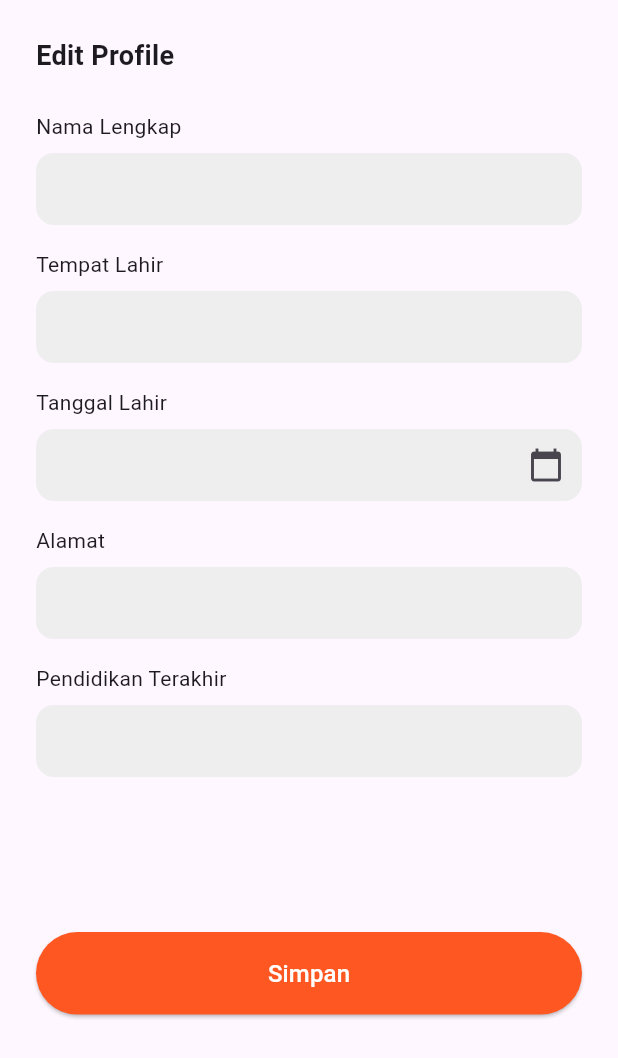
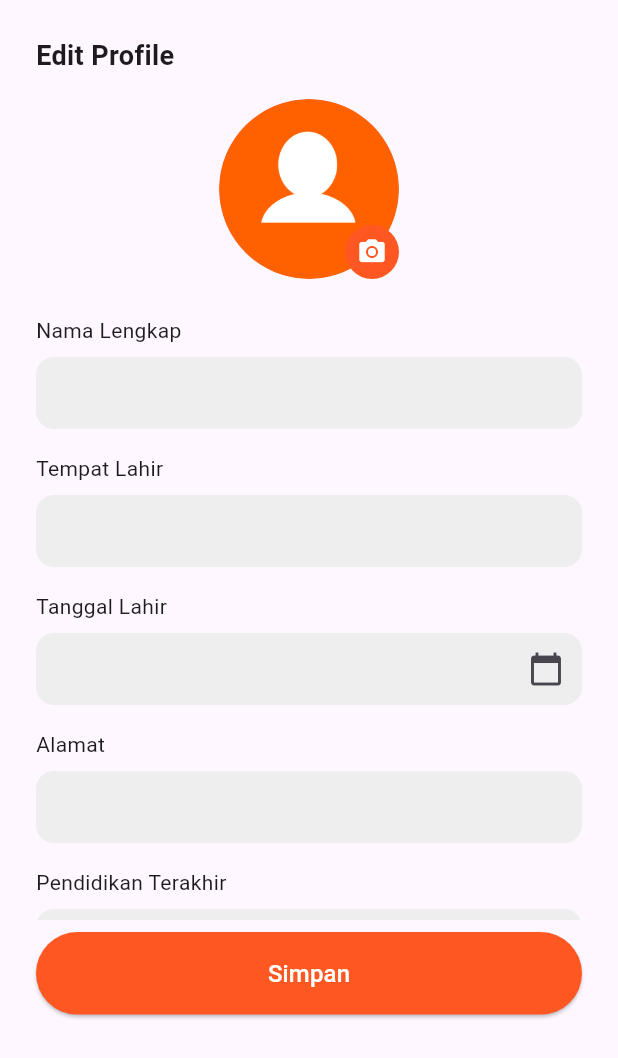
Before and after one commit to Ridhsuki/final-project-cari-magang, a Flutter app: the EditProfileSheet widget shown alone on an empty page, opened directly with empty values, on a phone screen of 412 x 824 dp. Shown: the top 1058 px of the screen. Run offline on Flutter 3.47's test engine with Material 3 defaults, Android fonts, the phone set to English and light mode, and no system bars; our stand-ins replace bloc, dio, either_dart, equatable, flutter_bloc, hive_flutter and 1 more; accounts and stored records are empty; network calls fail.

Commit message:
fix update profile picture

```diff
--- a/cari_magang_fe/lib/app/cubit/profile_cubit/profile_cubit.dart
+++ b/cari_magang_fe/lib/app/cubit/profile_cubit/profile_cubit.dart
@@ -1,3 +1,5 @@
+import 'dart:io';
+
 import 'package:bloc/bloc.dart';
 import 'package:cari_magang_fe/app/cubit/profile_cubit/profile_state.dart';
 import 'package:cari_magang_fe/data/datasource/services/profile_service.dart';
@@ -24,6 +26,7 @@ class ProfileCubit extends Cubit<ProfileState> {
     required String dateOfBirth,
     required String address,
     required String education,
+    File? profilePicture
   }) async {
     emit(state.copyWith(isLoading: true));
 
@@ -33,6 +36,7 @@ class ProfileCubit extends Cubit<ProfileState> {
       dateOfBirth: dateOfBirth,
       address: address,
       education: education,
+      profilePicture: profilePicture
     );
 
     if (updateResult.isLeft) {
--- a/cari_magang_fe/lib/app/presentation/main/home_screen.dart
+++ b/cari_magang_fe/lib/app/presentation/main/home_screen.dart
@@ -25,7 +25,7 @@ class _HomeScreenState extends State<HomeScreen> {
               const Center(
                 child: Text(
                   'ALDO FERNAN',
-                  style: TextStyle(fontWeight: FontWeight.bold, fontSize: 20),
+                  style: TextStyle(fontWeight: FontWeight.bold, fontSize: 32, fontFamily: 'Urbanist'),
                 ),
               ),
               SizedBox(height: 16),
--- a/cari_magang_fe/lib/app/presentation/main/profile_screen.dart
+++ b/cari_magang_fe/lib/app/presentation/main/profile_screen.dart
@@ -1,8 +1,11 @@
+import 'dart:io';
+
 import 'package:cari_magang_fe/app/cubit/profile_cubit/profile_cubit.dart';
 import 'package:cari_magang_fe/app/cubit/profile_cubit/profile_state.dart';
 import 'package:cari_magang_fe/data/models/profile_model/profile_model.dart';
 import 'package:flutter/material.dart';
 import 'package:flutter_bloc/flutter_bloc.dart';
+import 'package:image_picker/image_picker.dart';
 
 class ProfileScreen extends StatelessWidget {
   const ProfileScreen({super.key});
@@ -22,6 +25,7 @@ class _Content extends StatefulWidget {
 
 class _ContentState extends State<_Content> {
   bool _isDataLoadedToController = false;
+  File? _profileImageToUpdate;
 
   final nameEditController = TextEditingController();
   final placeOfBirthEditController = TextEditingController();
@@ -46,20 +50,26 @@ class _ContentState extends State<_Content> {
       backgroundColor: Colors.white,
       body: BlocListener<ProfileCubit, ProfileState>(
         listener: (context, state) {
+          print("State setelah listener: ${state}");
           if (!state.isLoading) {
             if (state.error.isNotEmpty) {
               showCustomSnackBar(context, state.error, false);
             } else if (state.updateSuccess && state.message.isNotEmpty) {
               showCustomSnackBar(context, state.message, state.updateSuccess);
+              setState(() {
+                _profileImageToUpdate = null;
+              });
             }
           }
         },
-
         child: BlocBuilder<ProfileCubit, ProfileState>(
           builder: (context, state) {
             if (state.isLoading) {
-              return Center(
-                child: CircularProgressIndicator(color: Colors.deepOrange),
+              return Material(
+                type: MaterialType.transparency,
+                child: Center(
+                  child: CircularProgressIndicator(color: Colors.deepOrange),
+                ),
               );
             }
 
@@ -92,9 +102,7 @@ class _ContentState extends State<_Content> {
                         fontWeight: FontWeight.bold,
                       ),
                     ),
-                    const SizedBox(height: 24),
-
-                    // Profile Image
+                    SizedBox(height: 24),
                     CircleAvatar(
                       radius: 60,
                       backgroundImage: NetworkImage(
@@ -285,13 +293,20 @@ class _ContentState extends State<_Content> {
             dateOfBirthController: dateOfBirthEditController,
             addressController: addressEditController,
             educationController: educationEditController,
+            onImageChanged: (File? image) {
+              setState(() {
+                _profileImageToUpdate = image;
+              });
+            },
             onSave: () {
+              print("Gambar yang akan diupdate: $_profileImageToUpdate");
               context.read<ProfileCubit>().updateUser(
                 name: nameEditController.text,
                 placeOfBirth: placeOfBirthEditController.text,
                 dateOfBirth: dateOfBirthEditController.text,
                 address: addressEditController.text,
                 education: educationEditController.text,
+                profilePicture: _profileImageToUpdate,
               );
             },
           ),
@@ -308,6 +323,7 @@ class EditProfileSheet extends StatefulWidget {
   final TextEditingController addressController;
   final TextEditingController educationController;
   final VoidCallback onSave;
+  final Function(File?) onImageChanged;
 
   const EditProfileSheet({
     super.key,
@@ -317,6 +333,7 @@ class EditProfileSheet extends StatefulWidget {
     required this.addressController,
     required this.educationController,
     required this.onSave,
+    required this.onImageChanged,
   });
 
   @override
@@ -324,6 +341,27 @@ class EditProfileSheet extends StatefulWidget {
 }
 
 class _EditProfileSheetState extends State<EditProfileSheet> {
+  File? _pickedImage;
+  final ImagePicker _picker = ImagePicker();
+
+  @override
+  void initState() {
+    super.initState();
+    _pickedImage = null;
+  }
+
+  Future<void> _pickImage(ImageSource source) async {
+    final XFile? pickedFile = await _picker.pickImage(source: source);
+
+    if (pickedFile != null) {
+      setState(() {
+        _pickedImage = File(pickedFile.path);
+      });
+      print("Gambar dipilih di EditProfileSheet: $_pickedImage");
+      widget.onImageChanged(_pickedImage);
+    }
+  }
+
   @override
   Widget build(BuildContext context) {
     return Padding(
@@ -348,18 +386,69 @@ class _EditProfileSheetState extends State<EditProfileSheet> {
                       ),
                     ),
                     const SizedBox(height: 16),
+                    Center(
+                      child: Stack(
+                        children: [
+                          CircleAvatar(
+                            radius: 60,
+                            backgroundImage:
+                                _pickedImage != null
+                                    ? FileImage(_pickedImage!) as ImageProvider
+                                    : (context
+                                                .read<ProfileCubit>()
+                                                .state
+                                                .profile
+                                                .data
+                                                ?.profilePicture !=
+                                            null
+                                        ? NetworkImage(
+                                              context
+                                                  .read<ProfileCubit>()
+                                                  .state
+                                                  .profile
+                                                  .data!
+                                                  .profilePicture!,
+                                            )
+                                            as ImageProvider
+                                        : const AssetImage(
+                                          'assets/images/default.png',
+                                        )),
+                          ),
+                          Positioned(
+                            bottom: 0,
+                            right: 0,
+                            child: InkWell(
+                              onTap: () {
+                                _showImagePickerDialog(context);
+                              },
+                              child: Container(
+                                padding: const EdgeInsets.all(8.0),
+                                decoration: BoxDecoration(
+                                  color: Colors.deepOrange,
+                                  borderRadius: BorderRadius.circular(20),
+                                ),
+                                child: const Icon(
+                                  Icons.camera_alt,
+                                  color: Colors.white,
+                                  size: 20,
+                                ),
+                              ),
+                            ),
+                          ),
+                        ],
+                      ),
+                    ),
+                    SizedBox(height: 16),
                     _buildEditableField('Nama Lengkap', widget.nameController),
-                    // Input Tempat Lahir
                     _buildEditableField(
                       'Tempat Lahir',
                       widget.placeOfBirthController,
-                    ), // Gunakan _buildEditableField biasa
-                    // Input Tanggal Lahir dengan Date Picker
+                    ),
                     _buildEditableDateField(
                       'Tanggal Lahir',
                       widget.dateOfBirthController,
                       context,
-                    ), // Gunakan widget baru
+                    ),
                     _buildEditableField('Alamat', widget.addressController),
                     _buildEditableField(
                       'Pendidikan Terakhir',
@@ -398,6 +487,36 @@ class _EditProfileSheetState extends State<EditProfileSheet> {
     );
   }
 
+  void _showImagePickerDialog(BuildContext context) {
+    showModalBottomSheet(
+      context: context,
+      builder: (BuildContext bc) {
+        return SafeArea(
+          child: Wrap(
+            children: <Widget>[
+              ListTile(
+                leading: const Icon(Icons.photo_library),
+                title: const Text('Galeri'),
+                onTap: () {
+                  _pickImage(ImageSource.gallery);
+                  Navigator.of(context).pop();
+                },
+              ),
+              ListTile(
+                leading: const Icon(Icons.camera_alt),
+                title: const Text('Kamera'),
+                onTap: () {
+                  _pickImage(ImageSource.camera);
+                  Navigator.of(context).pop();
+                },
+              ),
+            ],
+          ),
+        );
+      },
+    );
+  }
+
   Widget _buildEditableField(String label, TextEditingController controller) {
     return Padding(
       padding: const EdgeInsets.symmetric(vertical: 8),
@@ -408,6 +527,7 @@ class _EditProfileSheetState extends State<EditProfileSheet> {
           const SizedBox(height: 8),
           TextField(
             controller: controller,
+            readOnly: true,
             decoration: InputDecoration(
               filled: true,
               fillColor: Colors.grey.shade200,
```
Also changed, not shown: cari_magang_fe/lib/data/datasource/services/profile_service.dart (+20 -5 lines), cari_magang_fe/assets/images/default.png (added).
